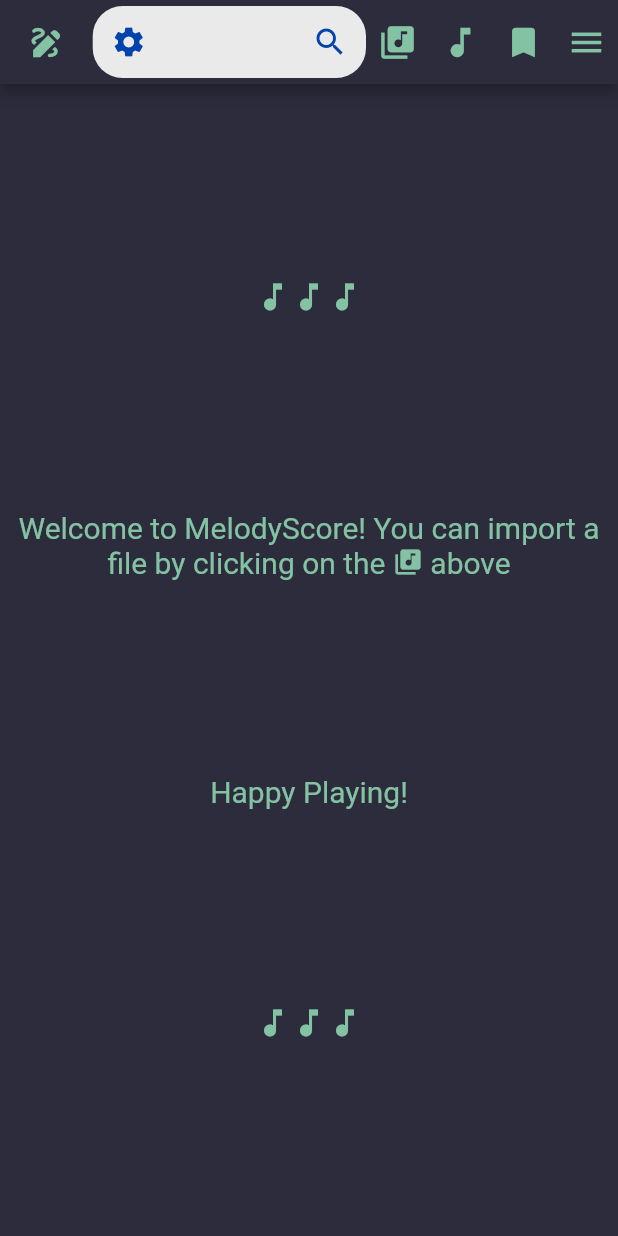
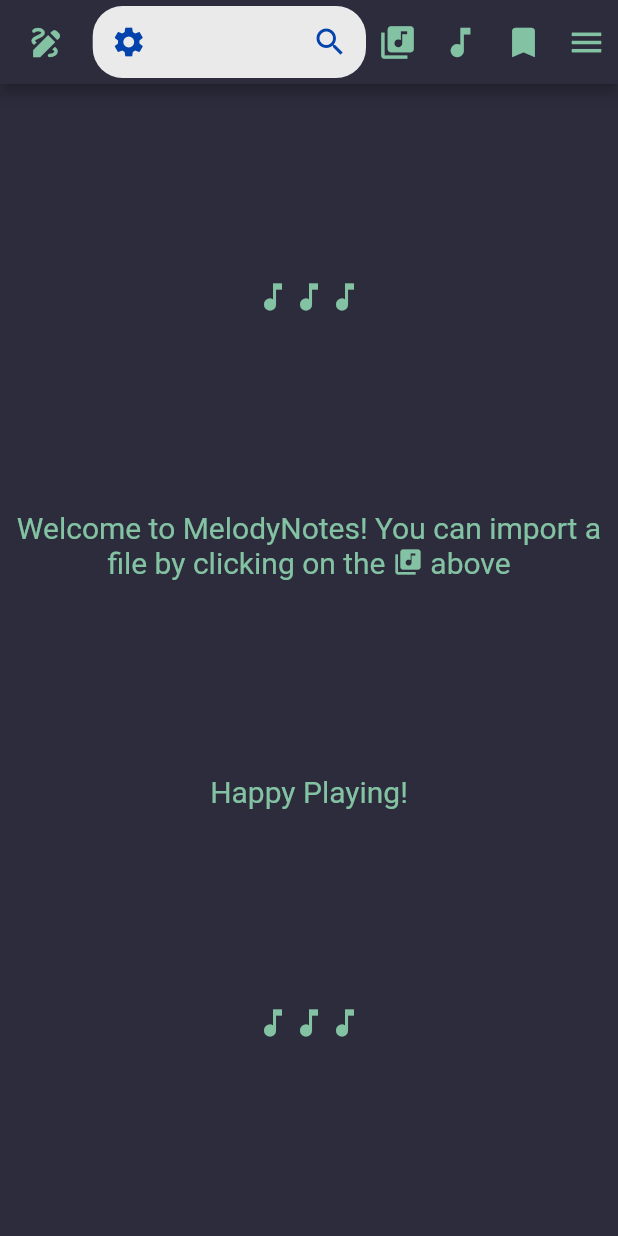
Before and after one commit to cat-matta/MelodyNotes, a Flutter app: the screen it shows after launch, on a phone screen of 412 x 824 dp. Run offline on Flutter 3.47's test engine with Material 2 defaults, Android fonts, the phone set to English and light mode, and no system bars; our stand-ins replace camera, drift, file_picker, flutter_rating_bar, flutter_riverpod, get_it and 1 more; missing offline and left inert: modal_side_sheet, syncfusion_flutter_pdfviewer; accounts and stored records are empty; generated files the repository leaves out were written again.

Commit message:
App name officially changed

```diff
--- a/lib/main.dart
+++ b/lib/main.dart
@@ -320,7 +320,7 @@ class _AppBodyState extends ConsumerState<AppBody> {
                           children: [
                             TextSpan(
                               text:
-                                  "Welcome to MelodyScore! You can import a file by clicking on the ",
+                                  "Welcome to MelodyNotes! You can import a file by clicking on the ",
                               style: TextStyle(
                                 color: AppTheme.accentMain,
                                 fontSize: 20,
--- a/lib/providers/ScoresListProvider.dart
+++ b/lib/providers/ScoresListProvider.dart
@@ -1,5 +1,5 @@
 import 'package:flutter_riverpod/flutter_riverpod.dart';
-import 'package:melodyscore/services/scores_service.dart';
+import 'package:melodynotes/services/scores_service.dart';
 
 import '../data/drift_db.dart';
 
--- a/lib/widgets/MainDrawer.dart
+++ b/lib/widgets/MainDrawer.dart
@@ -1,7 +1,7 @@
 import 'package:flutter/material.dart';
 import 'package:modal_side_sheet/modal_side_sheet.dart';
 
-import 'package:melodyscore/themedata.dart';
+import 'package:melodynotes/themedata.dart';
 import './SetlistDrawer.dart';
 import 'BookMarkDrawer.dart';
 
--- a/lib/widgets/ScoreListTile.dart
+++ b/lib/widgets/ScoreListTile.dart
@@ -1,7 +1,7 @@
 import 'package:flutter/foundation.dart';
 import 'package:flutter/material.dart';
 import 'package:modal_side_sheet/modal_side_sheet.dart';
-import 'package:melodyscore/themedata.dart';
+import 'package:melodynotes/themedata.dart';
 import '../data/drift_db.dart';
 import './FilterScoresDrawer.dart';
 
```
Also changed, not shown: 3 other files.
